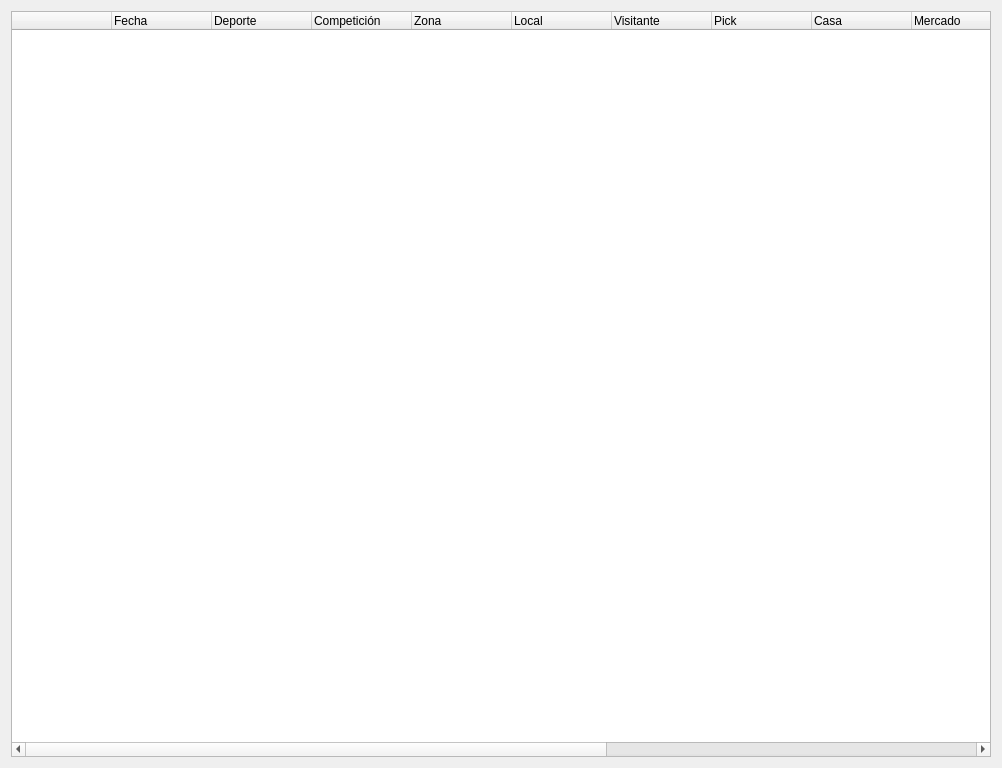
Above: ui/bets.ui from soker90/betcon before the change. Below: the same form after it.
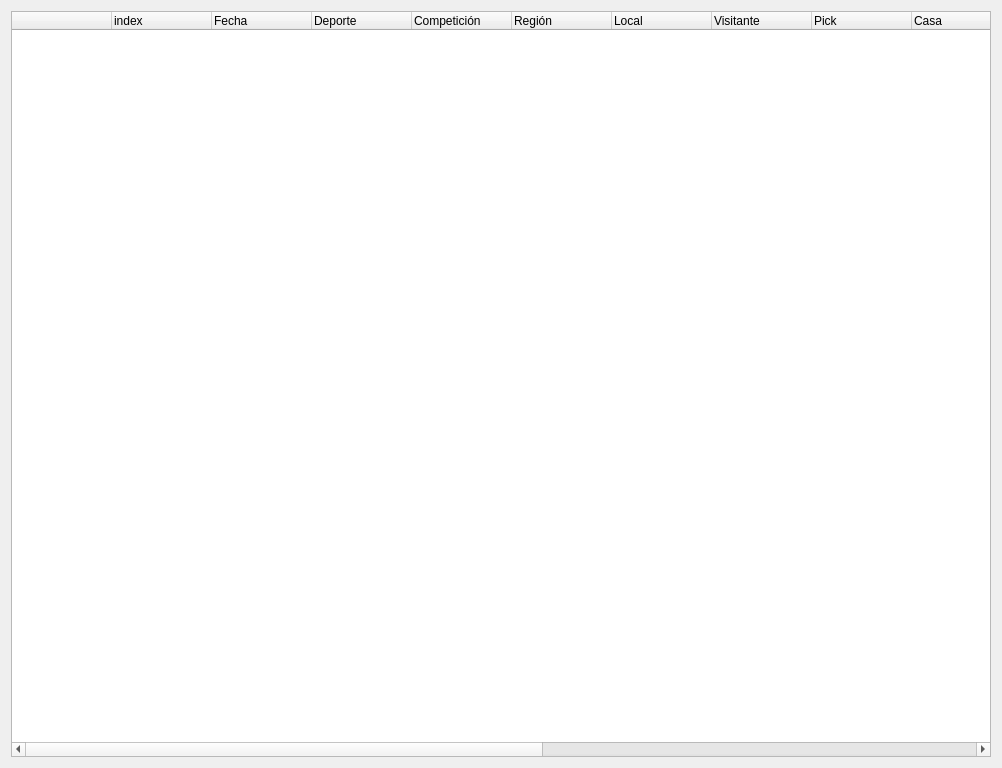
That is the form after the change.

The edit to the form file:
```diff
--- a/ui/bets.ui
+++ b/ui/bets.ui
@@ -21,6 +21,11 @@
        <string notr="true"> </string>
       </property>
      </column>
+     <column>
+      <property name="text">
+       <string>index</string>
+      </property>
+     </column>
      <column>
       <property name="text">
        <string>Fecha</string>
@@ -38,7 +43,7 @@
      </column>
      <column>
       <property name="text">
-       <string>Zona</string>
+       <string>Región</string>
       </property>
      </column>
      <column>
@@ -81,6 +86,11 @@
        <string>Unidad</string>
       </property>
      </column>
+     <column>
+      <property name="text">
+       <string>Apuesta</string>
+      </property>
+     </column>
      <column>
       <property name="text">
        <string>Cuota</string>
@@ -93,7 +103,7 @@
      </column>
      <column>
       <property name="text">
-       <string>Bank</string>
+       <string>Beneficio</string>
       </property>
      </column>
     </widget>
```
Left out of the diff: 2 changed lines with no effect on the pictures.
